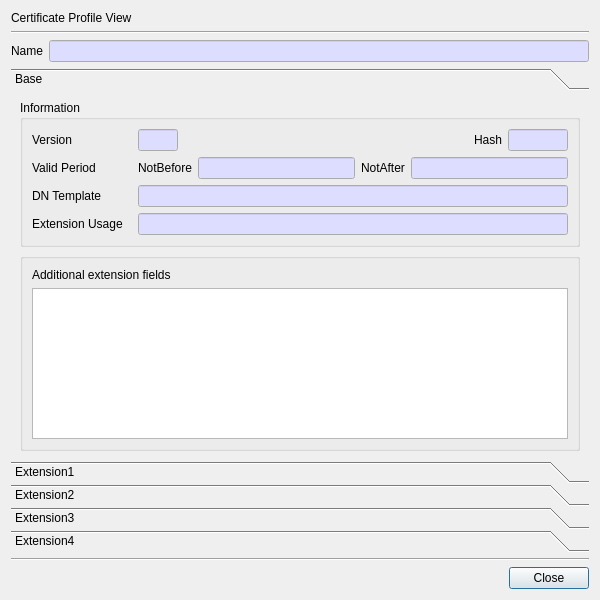
First picture: the form in CertMan/view_cert_profile_dlg.ui, repository jykim74/CertMan, before the edit.
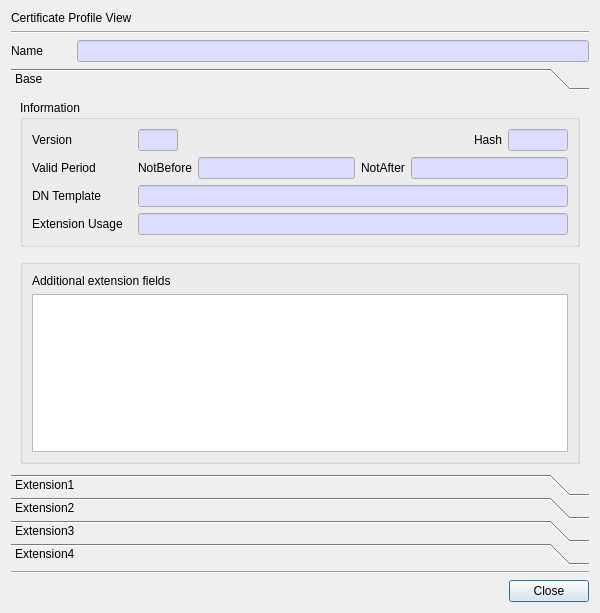
Second picture: the form after the edit.

Diff of the .ui file:
```diff
--- a/CertMan/view_cert_profile_dlg.ui
+++ b/CertMan/view_cert_profile_dlg.ui
@@ -7,7 +7,7 @@
     <x>0</x>
     <y>0</y>
     <width>600</width>
-    <height>600</height>
+    <height>613</height>
    </rect>
   </property>
   <property name="minimumSize">
@@ -41,6 +41,12 @@
      </property>
      <item row="0" column="0">
       <widget class="QLabel" name="label_2">
+       <property name="minimumSize">
+        <size>
+         <width>60</width>
+         <height>0</height>
+        </size>
+       </property>
        <property name="text">
         <string>Name</string>
        </property>
@@ -50,7 +56,7 @@
       <widget class="QLineEdit" name="mNameText">
        <property name="minimumSize">
         <size>
-         <width>540</width>
+         <width>0</width>
          <height>0</height>
         </size>
        </property>
@@ -119,8 +125,8 @@
        <rect>
         <x>0</x>
         <y>0</y>
-        <width>582</width>
-        <height>355</height>
+        <width>576</width>
+        <height>334</height>
        </rect>
       </property>
       <attribute name="label">
@@ -478,13 +484,25 @@
          <property name="minimumSize">
           <size>
            <width>0</width>
-           <height>100</height>
+           <height>0</height>
           </size>
          </property>
          <property name="title">
           <string/>
          </property>
          <layout class="QVBoxLayout" name="verticalLayout_8">
+          <property name="leftMargin">
+           <number>9</number>
+          </property>
+          <property name="topMargin">
+           <number>9</number>
+          </property>
+          <property name="rightMargin">
+           <number>9</number>
+          </property>
+          <property name="bottomMargin">
+           <number>9</number>
+          </property>
           <item>
            <layout class="QGridLayout" name="gridLayout_7">
             <property name="topMargin">
```
Left out of the diff: 28 changed lines with no effect on the pictures.
